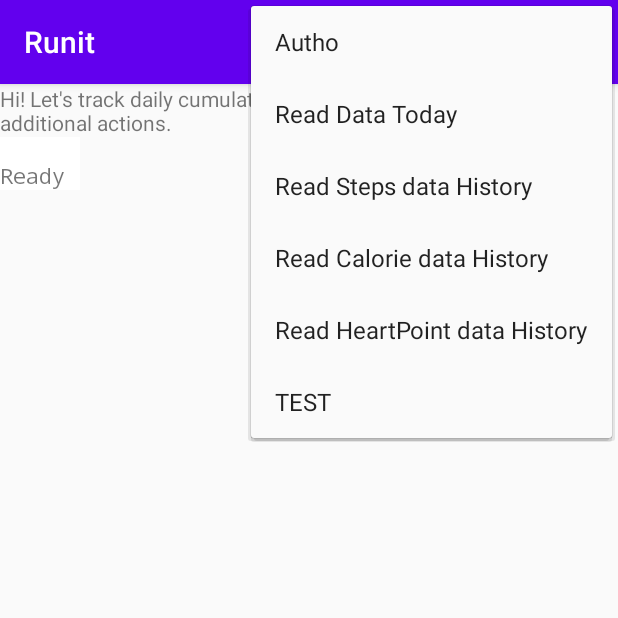
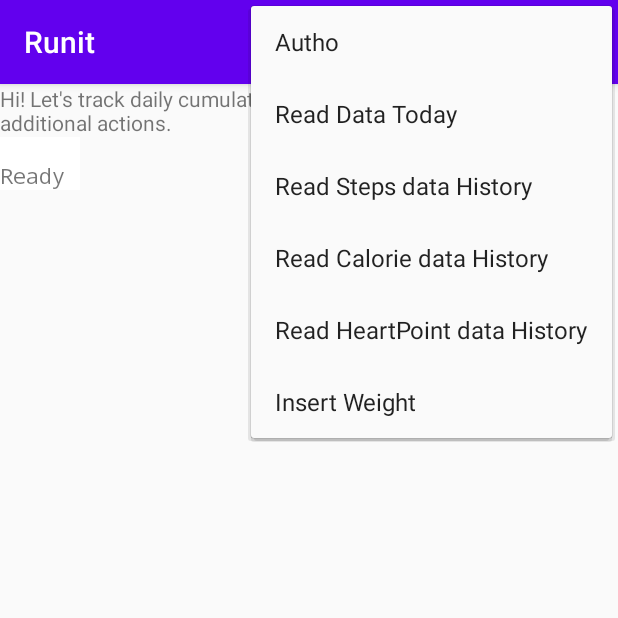
Before and after one commit to rajdeeprockysarker/Run, an Android app: the screen it shows after launch (MainActivity), with the options menu open, on a phone screen of 412 x 824 dp, the top half of it. Run offline under Robolectric (Android 15) with nearby library versions, the phone set to English and light mode, and no system bars; 1 statement that could not run was skipped.

Commit message:
small change in string

```diff
--- a/app/src/main/res/menu/main.xml
+++ b/app/src/main/res/menu/main.xml
@@ -44,7 +44,7 @@ limitations under the License.
         app:showAsAction="never" />
 
     <item android:id="@+id/action_test"
-        android:title="TEST"
+        android:title="Insert Weight"
         android:orderInCategory="100"
         app:showAsAction="never" />
 
```
